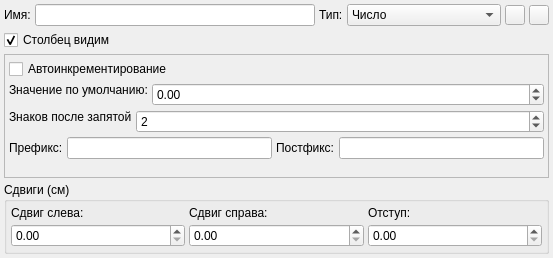
Gris87/ProtocolCreator, file src/main/columneditdialog.ui: the form before one commit.
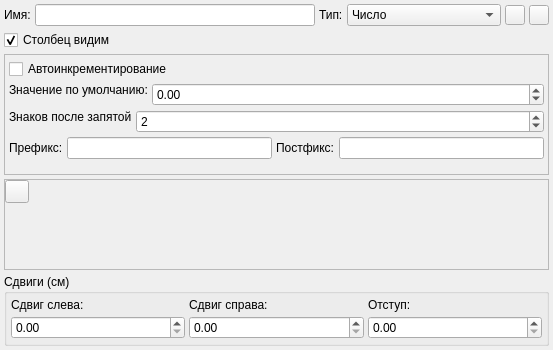
The form after the commit. Icons and pictures are not drawn.

What changed in the file:
```diff
--- a/src/main/columneditdialog.ui
+++ b/src/main/columneditdialog.ui
@@ -7,7 +7,7 @@
     <x>0</x>
     <y>0</y>
     <width>553</width>
-    <height>249</height>
+    <height>350</height>
    </rect>
   </property>
   <property name="windowTitle">
@@ -149,6 +149,12 @@
    </item>
    <item>
     <widget class="QStackedWidget" name="typeStackedWidget">
+     <property name="maximumSize">
+      <size>
+       <width>16777215</width>
+       <height>121</height>
+      </size>
+     </property>
      <property name="frameShape">
       <enum>QFrame::StyledPanel</enum>
      </property>
@@ -725,6 +731,93 @@
      </widget>
     </widget>
    </item>
+   <item>
+    <widget class="QScrollArea" name="scrollArea">
+     <property name="widgetResizable">
+      <bool>true</bool>
+     </property>
+     <widget class="QWidget" name="scrollAreaWidgetContents">
+      <property name="geometry">
+       <rect>
+        <x>0</x>
+        <y>0</y>
+        <width>543</width>
+        <height>104</height>
+       </rect>
+      </property>
+      <layout class="QVBoxLayout" name="verticalLayout_11">
+       <property name="spacing">
+        <number>0</number>
+       </property>
+       <property name="margin">
+        <number>0</number>
+       </property>
+       <item>
+        <widget class="QWidget" name="conditionsWidget" native="true">
+         <property name="sizePolicy">
+          <sizepolicy hsizetype="Preferred" vsizetype="Maximum">
+           <horstretch>0</horstretch>
+           <verstretch>0</verstretch>
+          </sizepolicy>
+         </property>
+         <layout class="QVBoxLayout" name="conditionsVerticalLayout">
+          <property name="spacing">
+           <number>4</number>
+          </property>
+          <property name="margin">
+           <number>0</number>
+          </property>
+         </layout>
+        </widget>
+       </item>
+       <item>
+        <layout class="QHBoxLayout" name="horizontalLayout_3">
+         <property name="spacing">
+          <number>4</number>
+         </property>
+         <item>
+          <widget class="QToolButton" name="addToolButton">
+           <property name="text">
+            <string/>
+           </property>
+           <property name="icon">
+            <iconset resource="../../Resources.qrc">
+             <normaloff>:/images/Add.png</normaloff>:/images/Add.png</iconset>
+           </property>
+          </widget>
+         </item>
+         <item>
+          <spacer name="horizontalSpacer">
+           <property name="orientation">
+            <enum>Qt::Horizontal</enum>
+           </property>
+           <property name="sizeHint" stdset="0">
+            <size>
+             <width>40</width>
+             <height>20</height>
+            </size>
+           </property>
+          </spacer>
+         </item>
+        </layout>
+       </item>
+       <item>
+        <spacer name="verticalSpacer_9">
+         <property name="orientation">
+          <enum>Qt::Vertical</enum>
+         </property>
+         <property name="sizeHint" stdset="0">
+          <size>
+           <width>20</width>
+           <height>113</height>
+          </size>
+         </property>
+        </spacer>
+       </item>
+      </layout>
+     </widget>
+    </widget>
+   </item>
    <item>
     <widget class="QGroupBox" name="offsetGroupBox">
      <property name="title">
```
